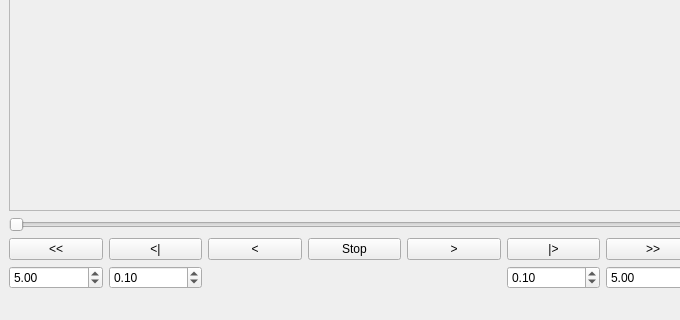
Old version of the form legtool/src/tplot_main_window.ui in the repository mjbots/mjmech; both pictures show x 0 to 680 and y 518 to 838 of the 1010 by 838 pixel window.
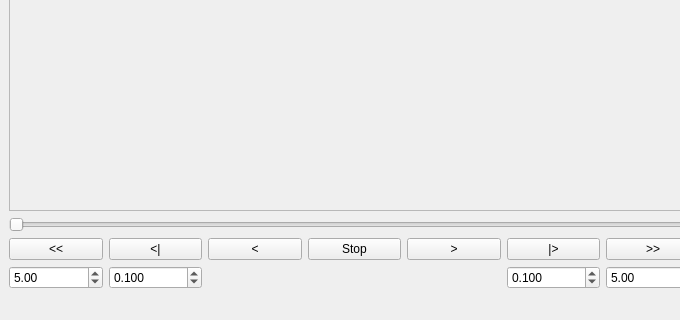
New version of the form.

Commit message: tplot: Support more digits of precision for the amount of time to step forward.  Now you can do a millisecond at a time if desired.\

Patch:
```diff
--- a/legtool/src/tplot_main_window.ui
+++ b/legtool/src/tplot_main_window.ui
@@ -20,7 +20,7 @@
       <property name="orientation">
        <enum>Qt::Horizontal</enum>
       </property>
-      <widget class="QWidget" name="">
+      <widget class="QWidget" name="layoutWidget">
        <layout class="QVBoxLayout" name="verticalLayout" stretch="1,0,0">
         <item>
          <widget class="QFrame" name="plotFrame">
@@ -117,6 +117,9 @@
           </item>
           <item row="1" column="1">
            <widget class="QDoubleSpinBox" name="stepBackSpin">
+            <property name="decimals">
+             <number>3</number>
+            </property>
             <property name="singleStep">
              <double>0.010000000000000</double>
             </property>
@@ -127,6 +130,9 @@
           </item>
           <item row="1" column="5">
            <widget class="QDoubleSpinBox" name="stepForwardSpin">
+            <property name="decimals">
+             <number>3</number>
+            </property>
             <property name="singleStep">
              <double>0.010000000000000</double>
             </property>
@@ -155,7 +161,7 @@
         </item>
        </layout>
       </widget>
-      <widget class="QWidget" name="">
+      <widget class="QWidget" name="layoutWidget">
        <layout class="QVBoxLayout" name="verticalLayout_2">
         <item>
          <widget class="QTreeWidget" name="treeWidget">
```
